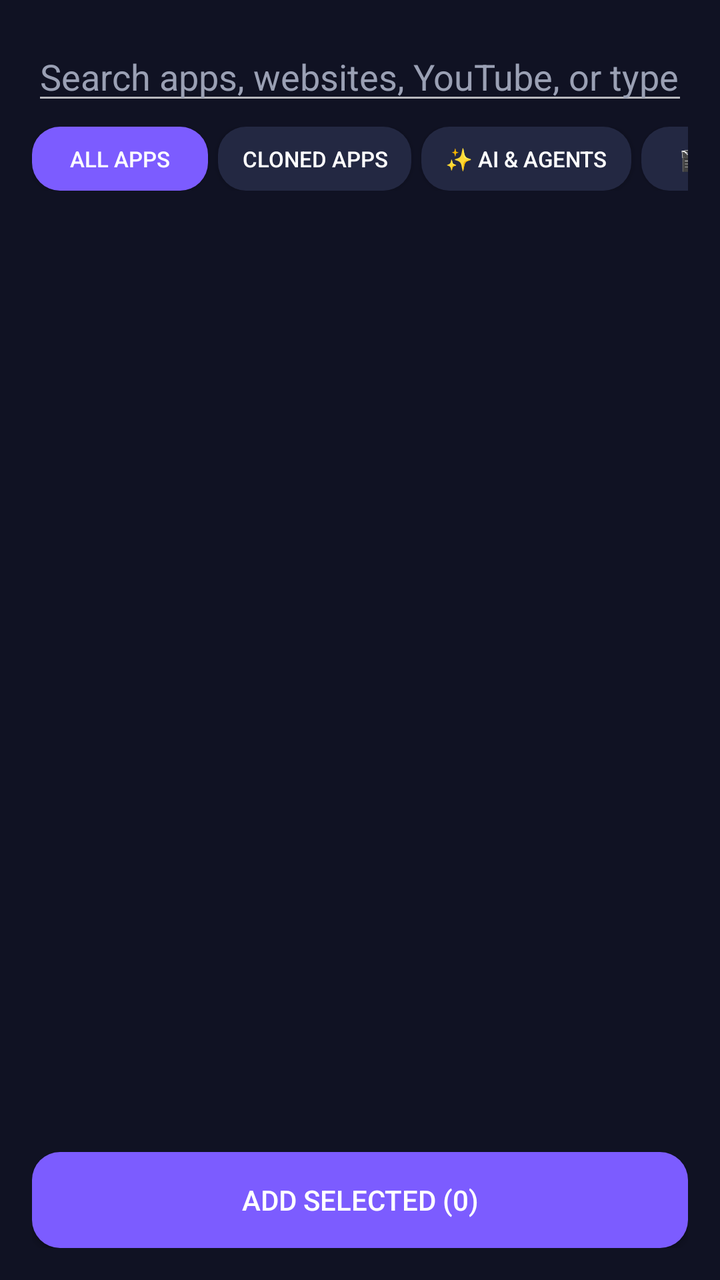
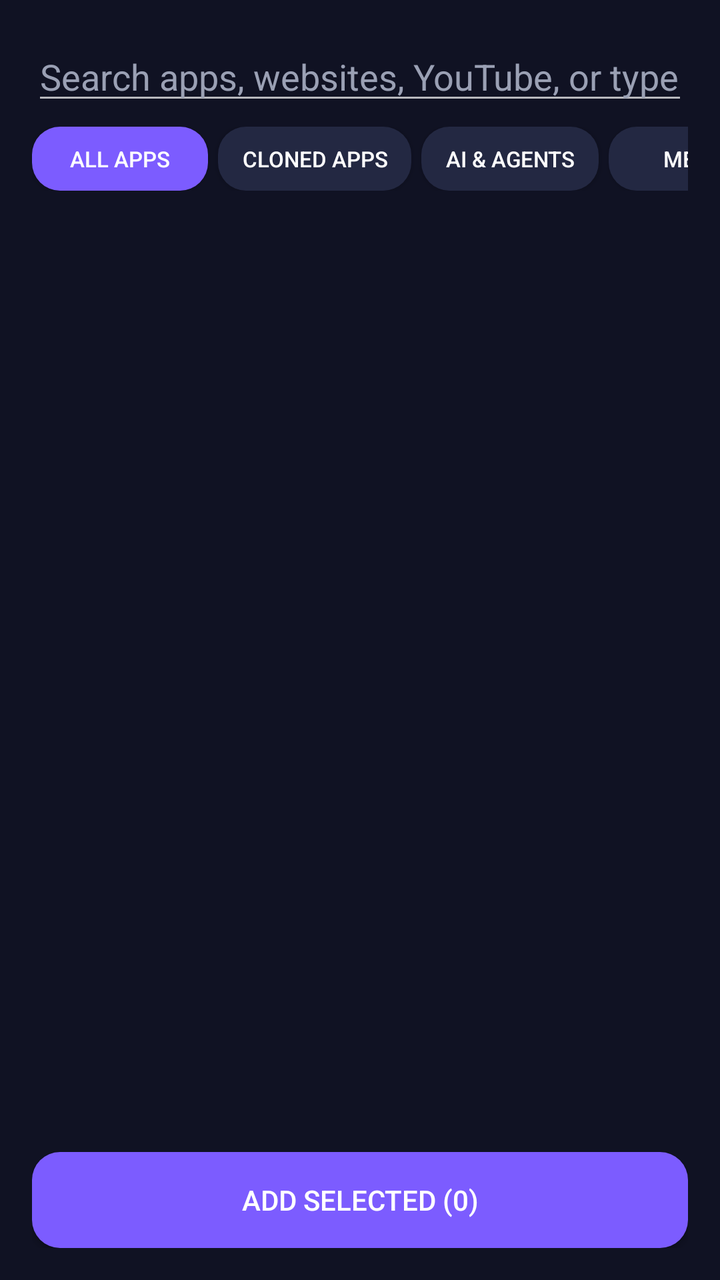

Screens rendered from an Android XML layout before and after an edit, with the pre-edit source and the edit as a unified diff.
<!-- AndroidManifest.xml: activity theme Theme.LockLauncher.Drawer -->
<!-- res/layout/activity_app_picker.xml -->
<?xml version="1.0" encoding="utf-8"?>
<LinearLayout xmlns:android="http://schemas.android.com/apk/res/android"
    android:layout_width="match_parent"
    android:layout_height="match_parent"
    android:orientation="vertical"
    android:background="#101223"
    android:padding="16dp">

    <EditText
        android:id="@+id/search"
        android:layout_width="match_parent"
        android:layout_height="wrap_content"
        android:hint="Search apps, websites, YouTube, or type math..."
        android:textColorHint="#9AA0B4"
        android:textColor="#FFFFFF"
        android:inputType="text" />

    
    <HorizontalScrollView
        android:layout_width="match_parent"
        android:layout_height="wrap_content"
        android:scrollbars="none"
        android:paddingTop="6dp"
        android:paddingBottom="6dp">

        <LinearLayout
            android:id="@+id/category_chips"
            android:layout_width="wrap_content"
            android:layout_height="wrap_content"
            android:orientation="horizontal">

            <Button android:id="@+id/chip_all" android:layout_width="wrap_content" android:layout_height="32dp" android:background="@drawable/btn_accent" android:text="All Apps" android:textSize="11sp" android:textColor="#FFFFFF" android:paddingStart="12dp" android:paddingEnd="12dp" android:layout_marginEnd="5dp" />
            <Button android:id="@+id/chip_clones" android:layout_width="wrap_content" android:layout_height="32dp" android:background="@drawable/btn_ghost" android:text="Cloned Apps" android:textSize="11sp" android:textColor="#FFFFFF" android:paddingStart="12dp" android:paddingEnd="12dp" android:layout_marginEnd="5dp" />
            <Button android:id="@+id/chip_ai" android:layout_width="wrap_content" android:layout_height="32dp" android:background="@drawable/btn_ghost" android:text="✨ AI &amp; Agents" android:textSize="11sp" android:textColor="#FFFFFF" android:paddingStart="12dp" android:paddingEnd="12dp" android:layout_marginEnd="5dp" />
            <Button android:id="@+id/chip_media" android:layout_width="wrap_content" android:layout_height="32dp" android:background="@drawable/btn_ghost" android:text="🎬 Media" android:textSize="11sp" android:textColor="#FFFFFF" android:paddingStart="12dp" android:paddingEnd="12dp" android:layout_marginEnd="5dp" />
            <Button android:id="@+id/chip_tools" android:layout_width="wrap_content" android:layout_height="32dp" android:background="@drawable/btn_ghost" android:text="🛠️ Tools" android:textSize="11sp" android:textColor="#FFFFFF" android:paddingStart="12dp" android:paddingEnd="12dp" android:layout_marginEnd="5dp" />
            <Button android:id="@+id/chip_social" android:layout_width="wrap_content" android:layout_height="32dp" android:background="@drawable/btn_ghost" android:text="💬 Social" android:textSize="11sp" android:textColor="#FFFFFF" android:paddingStart="12dp" android:paddingEnd="12dp" android:layout_marginEnd="5dp" />
            <Button android:id="@+id/chip_system" android:layout_width="wrap_content" android:layout_height="32dp" android:background="@drawable/btn_ghost" android:text="⚙️ System" android:textSize="11sp" android:textColor="#FFFFFF" android:paddingStart="12dp" android:paddingEnd="12dp" android:layout_marginEnd="5dp" />
            <Button android:id="@+id/chip_vault" android:layout_width="wrap_content" android:layout_height="32dp" android:background="@drawable/btn_ghost" android:text="🔒 Vault" android:textSize="11sp" android:textColor="#FFBB55" android:paddingStart="12dp" android:paddingEnd="12dp" />
        </LinearLayout>
    </HorizontalScrollView>

    
    <LinearLayout
        android:id="@+id/card_calculator"
        android:layout_width="match_parent"
        android:layout_height="wrap_content"
        android:orientation="horizontal"
        android:gravity="center_vertical"
        android:background="@drawable/dock_card"
        android:padding="12dp"
        android:layout_marginBottom="8dp"
        android:visibility="gone">

        <TextView
            android:layout_width="wrap_content"
            android:layout_height="wrap_content"
            android:text="🧮"
            android:textSize="22sp"
            android:layout_marginEnd="10dp" />

        <LinearLayout
            android:layout_width="0dp"
            android:layout_height="wrap_content"
            android:layout_weight="1"
            android:orientation="vertical">

            <TextView
                android:id="@+id/text_calc_expr"
                android:layout_width="wrap_content"
                android:layout_height="wrap_content"
                android:text="45 * 12"
                android:textColor="#A0A8C0"
                android:textSize="12sp" />

            <TextView
                android:id="@+id/text_calc_result"
                android:layout_width="wrap_content"
                android:layout_height="wrap_content"
                android:text="= 540"
                android:textColor="#55E6A5"
                android:textSize="20sp"
                android:textStyle="bold" />
        </LinearLayout>

        <Button
            android:id="@+id/btn_calc_copy"
            android:layout_width="wrap_content"
            android:layout_height="32dp"
            android:background="@drawable/btn_accent"
            android:text="Copy"
            android:textColor="#FFFFFF"
            android:textSize="11sp"
            android:paddingStart="10dp"
            android:paddingEnd="10dp" />
    </LinearLayout>

    
    <LinearLayout
        android:id="@+id/card_quick_setting"
        android:layout_width="match_parent"
        android:layout_height="wrap_content"
        android:orientation="horizontal"
        android:gravity="center_vertical"
        android:background="@drawable/dock_card"
        android:padding="12dp"
        android:layout_marginBottom="8dp"
        android:visibility="gone">

        <TextView
            android:id="@+id/text_setting_icon"
            android:layout_width="wrap_content"
            android:layout_height="wrap_content"
            android:text="⚙️"
            android:textSize="22sp"
            android:layout_marginEnd="10dp" />

        <LinearLayout
            android:layout_width="0dp"
            android:layout_height="wrap_content"
            android:layout_weight="1"
            android:orientation="vertical">

            <TextView
                android:id="@+id/text_setting_title"
                android:layout_width="wrap_content"
                android:layout_height="wrap_content"
                android:text="Wi-Fi Settings"
                android:textColor="#FFFFFF"
                android:textSize="15sp"
                android:textStyle="bold" />

            <TextView
                android:layout_width="wrap_content"
                android:layout_height="wrap_content"
                android:text="Tap to open device setting directly"
                android:textColor="#8899AA"
                android:textSize="11sp" />
        </LinearLayout>

        <TextView
            android:layout_width="wrap_content"
            android:layout_height="wrap_content"
            android:text="➡️"
            android:textSize="16sp" />
    </LinearLayout>

    
    <HorizontalScrollView
        android:id="@+id/scroll_search_actions"
        android:layout_width="match_parent"
        android:layout_height="wrap_content"
        android:scrollbars="none"
        android:paddingTop="2dp"
        android:paddingBottom="6dp"
        android:visibility="gone">

        <LinearLayout
            android:layout_width="wrap_content"
            android:layout_height="wrap_content"
            android:orientation="horizontal">

            <Button android:id="@+id/btn_search_google" android:layout_width="wrap_content" android:layout_height="34dp" android:background="@drawable/btn_ghost" android:text="🔍 Google" android:textSize="11sp" android:textColor="#FFFFFF" android:layout_marginEnd="6dp" android:paddingStart="12dp" android:paddingEnd="12dp" />
            <Button android:id="@+id/btn_search_youtube" android:layout_width="wrap_content" android:layout_height="34dp" android:background="@drawable/btn_ghost" android:text="▶️ YouTube" android:textSize="11sp" android:textColor="#FFFFFF" android:layout_marginEnd="6dp" android:paddingStart="12dp" android:paddingEnd="12dp" />
            <Button android:id="@+id/btn_search_play" android:layout_width="wrap_content" android:layout_height="34dp" android:background="@drawable/btn_ghost" android:text="🛍️ Play Store" android:textSize="11sp" android:textColor="#FFFFFF" android:layout_marginEnd="6dp" android:paddingStart="12dp" android:paddingEnd="12dp" />
            <Button android:id="@+id/btn_search_web" android:layout_width="wrap_content" android:layout_height="34dp" android:background="@drawable/btn_accent" android:text="🌐 Open Web App" android:textSize="11sp" android:textColor="#FFFFFF" android:paddingStart="12dp" android:paddingEnd="12dp" />
        </LinearLayout>
    </HorizontalScrollView>

    
    <RelativeLayout
        android:layout_width="match_parent"
        android:layout_height="0dp"
        android:layout_weight="1">

        <ListView
            android:id="@+id/app_list"
            android:layout_width="match_parent"
            android:layout_height="match_parent"
            android:layout_alignParentStart="true"
            android:layout_toStartOf="@+id/alphabet_scrubber"
            android:divider="@null"
            android:dividerHeight="8dp" />

        
        <LinearLayout
            android:id="@+id/alphabet_scrubber"
            android:layout_width="22dp"
            android:layout_height="match_parent"
            android:layout_alignParentEnd="true"
            android:gravity="center"
            android:orientation="vertical"
            android:paddingTop="2dp"
            android:paddingBottom="2dp" />

        
        <TextView
            android:id="@+id/scrubber_bubble"
            android:layout_width="68dp"
            android:layout_height="68dp"
            android:layout_centerInParent="true"
            android:background="@drawable/dock_card"
            android:gravity="center"
            android:textColor="#FFFFFF"
            android:textSize="32sp"
            android:textStyle="bold"
            android:visibility="gone" />
    </RelativeLayout>

    <Button
        android:id="@+id/btn_add_selected"
        android:layout_width="match_parent"
        android:layout_height="wrap_content"
        android:layout_marginTop="8dp"
        android:background="@drawable/btn_accent"
        android:text="Add selected (0)"
        android:textColor="#FFFFFF" />
</LinearLayout>
<!-- resources referenced by this layout -->
<resources>
  <!-- drawable btn_accent (drawable) -->
  <?xml version="1.0" encoding="utf-8"?>
  <shape xmlns:android="http://schemas.android.com/apk/res/android"
      android:shape="rectangle">
      <corners android:radius="14dp" />
      <solid android:color="#FF7C5CFF" />
  </shape>
  <!-- drawable btn_ghost (drawable) -->
  <?xml version="1.0" encoding="utf-8"?>
  <shape xmlns:android="http://schemas.android.com/apk/res/android"
      android:shape="rectangle">
      <corners android:radius="14dp" />
      <solid android:color="#FF232842" />
  </shape>
  <!-- drawable dock_card (drawable) -->
  <?xml version="1.0" encoding="utf-8"?>
  <shape xmlns:android="http://schemas.android.com/apk/res/android"
      android:shape="rectangle">
      <corners android:radius="28dp" />
      <solid android:color="#CC12141F" />
      <stroke android:width="1dp" android:color="#22FFFFFF" />
  </shape>
  <style name="Theme.LockLauncher.Drawer" parent="@android:style/Theme.Material.NoActionBar">
          <item name="android:windowIsTranslucent">true</item>
          <item name="android:windowBackground">#D90A0D18</item>
          <item name="android:windowContentOverlay">@null</item>
          <item name="android:windowNoTitle">true</item>
          <item name="android:windowAnimationStyle">@style/DrawerAnimation</item>
          <item name="android:statusBarColor">#00000000</item>
          <item name="android:navigationBarColor">#00000000</item>
          <item name="android:windowDrawsSystemBarBackgrounds">true</item>
      </style>
  <style name="DrawerAnimation" parent="@android:style/Animation.Activity">
          <item name="android:activityOpenEnterAnimation">@anim/drawer_slide_up</item>
          <item name="android:activityOpenExitAnimation">@anim/launcher_fade_out</item>
          <item name="android:activityCloseEnterAnimation">@anim/launcher_fade_in</item>
          <item name="android:activityCloseExitAnimation">@anim/drawer_slide_down</item>
      </style>
</resources>

<!-- the commit's change to res/layout/activity_app_picker.xml (unified diff, before → after) -->
@@ -31,12 +31,12 @@
 
             <Button android:id="@+id/chip_all" android:layout_width="wrap_content" android:layout_height="32dp" android:background="@drawable/btn_accent" android:text="All Apps" android:textSize="11sp" android:textColor="#FFFFFF" android:paddingStart="12dp" android:paddingEnd="12dp" android:layout_marginEnd="5dp" />
             <Button android:id="@+id/chip_clones" android:layout_width="wrap_content" android:layout_height="32dp" android:background="@drawable/btn_ghost" android:text="Cloned Apps" android:textSize="11sp" android:textColor="#FFFFFF" android:paddingStart="12dp" android:paddingEnd="12dp" android:layout_marginEnd="5dp" />
-            <Button android:id="@+id/chip_ai" android:layout_width="wrap_content" android:layout_height="32dp" android:background="@drawable/btn_ghost" android:text="✨ AI &amp; Agents" android:textSize="11sp" android:textColor="#FFFFFF" android:paddingStart="12dp" android:paddingEnd="12dp" android:layout_marginEnd="5dp" />
-            <Button android:id="@+id/chip_media" android:layout_width="wrap_content" android:layout_height="32dp" android:background="@drawable/btn_ghost" android:text="🎬 Media" android:textSize="11sp" android:textColor="#FFFFFF" android:paddingStart="12dp" android:paddingEnd="12dp" android:layout_marginEnd="5dp" />
-            <Button android:id="@+id/chip_tools" android:layout_width="wrap_content" android:layout_height="32dp" android:background="@drawable/btn_ghost" android:text="🛠️ Tools" android:textSize="11sp" android:textColor="#FFFFFF" android:paddingStart="12dp" android:paddingEnd="12dp" android:layout_marginEnd="5dp" />
-            <Button android:id="@+id/chip_social" android:layout_width="wrap_content" android:layout_height="32dp" android:background="@drawable/btn_ghost" android:text="💬 Social" android:textSize="11sp" android:textColor="#FFFFFF" android:paddingStart="12dp" android:paddingEnd="12dp" android:layout_marginEnd="5dp" />
-            <Button android:id="@+id/chip_system" android:layout_width="wrap_content" android:layout_height="32dp" android:background="@drawable/btn_ghost" android:text="⚙️ System" android:textSize="11sp" android:textColor="#FFFFFF" android:paddingStart="12dp" android:paddingEnd="12dp" android:layout_marginEnd="5dp" />
-            <Button android:id="@+id/chip_vault" android:layout_width="wrap_content" android:layout_height="32dp" android:background="@drawable/btn_ghost" android:text="🔒 Vault" android:textSize="11sp" android:textColor="#FFBB55" android:paddingStart="12dp" android:paddingEnd="12dp" />
+            <Button android:id="@+id/chip_ai" android:layout_width="wrap_content" android:layout_height="32dp" android:background="@drawable/btn_ghost" android:text="AI &amp; Agents" android:textSize="11sp" android:textColor="#FFFFFF" android:paddingStart="12dp" android:paddingEnd="12dp" android:layout_marginEnd="5dp" />
+            <Button android:id="@+id/chip_media" android:layout_width="wrap_content" android:layout_height="32dp" android:background="@drawable/btn_ghost" android:text="Media" android:textSize="11sp" android:textColor="#FFFFFF" android:paddingStart="12dp" android:paddingEnd="12dp" android:layout_marginEnd="5dp" />
+            <Button android:id="@+id/chip_tools" android:layout_width="wrap_content" android:layout_height="32dp" android:background="@drawable/btn_ghost" android:text="Tools" android:textSize="11sp" android:textColor="#FFFFFF" android:paddingStart="12dp" android:paddingEnd="12dp" android:layout_marginEnd="5dp" />
+            <Button android:id="@+id/chip_social" android:layout_width="wrap_content" android:layout_height="32dp" android:background="@drawable/btn_ghost" android:text="Social" android:textSize="11sp" android:textColor="#FFFFFF" android:paddingStart="12dp" android:paddingEnd="12dp" android:layout_marginEnd="5dp" />
+            <Button android:id="@+id/chip_system" android:layout_width="wrap_content" android:layout_height="32dp" android:background="@drawable/btn_ghost" android:text="System" android:textSize="11sp" android:textColor="#FFFFFF" android:paddingStart="12dp" android:paddingEnd="12dp" android:layout_marginEnd="5dp" />
+            <Button android:id="@+id/chip_vault" android:layout_width="wrap_content" android:layout_height="32dp" android:background="@drawable/btn_ghost" android:text="Vault" android:textSize="11sp" android:textColor="#FFBB55" android:paddingStart="12dp" android:paddingEnd="12dp" />
         </LinearLayout>
     </HorizontalScrollView>
 
@@ -160,10 +160,10 @@
             android:layout_height="wrap_content"
             android:orientation="horizontal">
 
-            <Button android:id="@+id/btn_search_google" android:layout_width="wrap_content" android:layout_height="34dp" android:background="@drawable/btn_ghost" android:text="🔍 Google" android:textSize="11sp" android:textColor="#FFFFFF" android:layout_marginEnd="6dp" android:paddingStart="12dp" android:paddingEnd="12dp" />
-            <Button android:id="@+id/btn_search_youtube" android:layout_width="wrap_content" android:layout_height="34dp" android:background="@drawable/btn_ghost" android:text="▶️ YouTube" android:textSize="11sp" android:textColor="#FFFFFF" android:layout_marginEnd="6dp" android:paddingStart="12dp" android:paddingEnd="12dp" />
-            <Button android:id="@+id/btn_search_play" android:layout_width="wrap_content" android:layout_height="34dp" android:background="@drawable/btn_ghost" android:text="🛍️ Play Store" android:textSize="11sp" android:textColor="#FFFFFF" android:layout_marginEnd="6dp" android:paddingStart="12dp" android:paddingEnd="12dp" />
-            <Button android:id="@+id/btn_search_web" android:layout_width="wrap_content" android:layout_height="34dp" android:background="@drawable/btn_accent" android:text="🌐 Open Web App" android:textSize="11sp" android:textColor="#FFFFFF" android:paddingStart="12dp" android:paddingEnd="12dp" />
+            <Button android:id="@+id/btn_search_google" android:layout_width="wrap_content" android:layout_height="34dp" android:background="@drawable/btn_ghost" android:text="Google" android:textSize="11sp" android:textColor="#FFFFFF" android:layout_marginEnd="6dp" android:paddingStart="12dp" android:paddingEnd="12dp" />
+            <Button android:id="@+id/btn_search_youtube" android:layout_width="wrap_content" android:layout_height="34dp" android:background="@drawable/btn_ghost" android:text="YouTube" android:textSize="11sp" android:textColor="#FFFFFF" android:layout_marginEnd="6dp" android:paddingStart="12dp" android:paddingEnd="12dp" />
+            <Button android:id="@+id/btn_search_play" android:layout_width="wrap_content" android:layout_height="34dp" android:background="@drawable/btn_ghost" android:text="Play Store" android:textSize="11sp" android:textColor="#FFFFFF" android:layout_marginEnd="6dp" android:paddingStart="12dp" android:paddingEnd="12dp" />
+            <Button android:id="@+id/btn_search_web" android:layout_width="wrap_content" android:layout_height="34dp" android:background="@drawable/btn_accent" android:text="Open Web App" android:textSize="11sp" android:textColor="#FFFFFF" android:paddingStart="12dp" android:paddingEnd="12dp" />
         </LinearLayout>
     </HorizontalScrollView>
 
